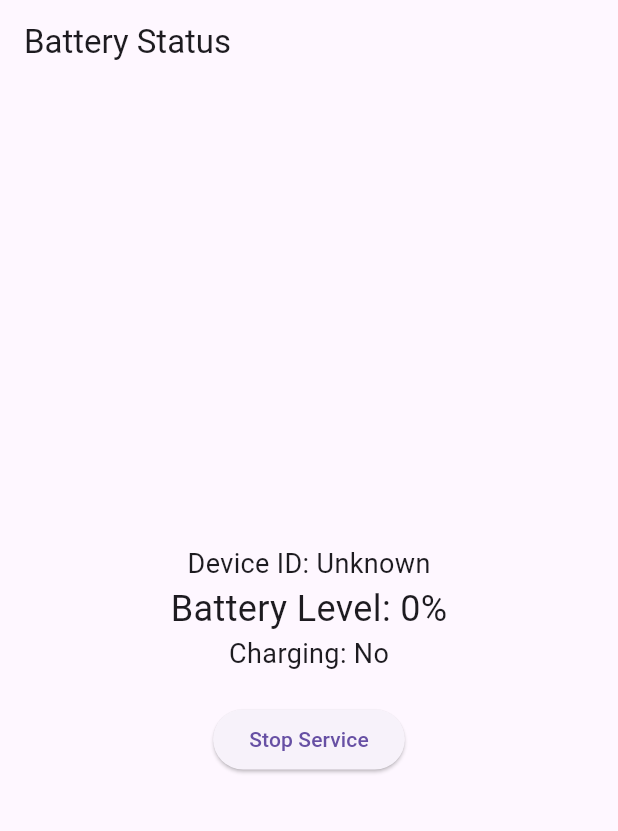
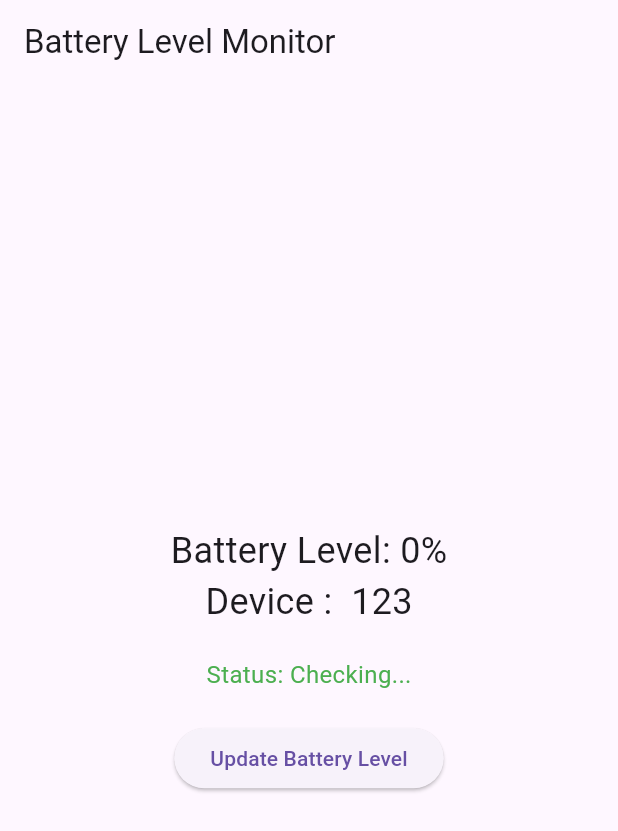
Before and after one commit to N-Mehroj/any_data, a Flutter app: the screen it shows after launch, on a phone screen of 412 x 824 dp. Shown: the top 831 px of the screen. Run offline on Flutter 3.47's test engine with Material 3 defaults, Android fonts, the phone set to English and light mode, and no system bars; our stand-ins replace battery_plus, device_info_plus, firebase_core, firebase_database; missing offline and left inert: flutter_background_service, flutter_background_service_android; accounts and stored records are empty.

Commit message:
fix code  but real time  by device not working

```diff
--- a/lib/main.dart
+++ b/lib/main.dart
@@ -9,15 +9,8 @@ import 'package:device_info_plus/device_info_plus.dart';
 
 void main() async {
   WidgetsFlutterBinding.ensureInitialized();
-  try {
-    await Firebase.initializeApp();
-    print("Firebase initialized successfully");
-  } catch (e) {
-    print("Firebase initialization error: $e");
-    return; // Firebase ishlamasa, ilova to‘xtaydi
-  }
-  await initializeService();
-  runApp(const MyApp());
+  await Firebase.initializeApp();
+  runApp(MyApp());
 }
 
 Future<void> initializeService() async {
@@ -31,6 +24,7 @@ Future<void> initializeService() async {
       notificationChannelId: "battery_service_channel",
       initialNotificationTitle: "Battery Monitor",
       initialNotificationContent: "Monitoring battery level...",
+      foregroundServiceNotificationId: 888,
     ),
     iosConfiguration: IosConfiguration(
       autoStart: true,
@@ -46,7 +40,6 @@ Future<void> initializeService() async {
     print("Service start error: $e");
   }
 }
-
 @pragma('vm:entry-point')
 void onStart(ServiceInstance service) async {
   final battery = Battery();
@@ -115,73 +108,109 @@ bool onBackground(ServiceInstance service) {
   return true;
 }
 
-class MyApp extends StatefulWidget {
-  const MyApp({super.key});
-
+class MyApp extends StatelessWidget {
   @override
-  _MyAppState createState() => _MyAppState();
+  Widget build(BuildContext context) {
+    return MaterialApp(
+      title: 'Battery Level Monitor',
+      theme: ThemeData(
+        primarySwatch: Colors.blue,
+      ),
+      home: HomeScreen(),
+    );
+  }
 }
 
-class _MyAppState extends State<MyApp> {
-  String deviceId = "Unknown";
-  int batteryLevel = 0;
-  bool isCharging = false;
-  final database = FirebaseDatabase.instance.ref();
+class HomeScreen extends StatefulWidget {
+  @override
+  _HomeScreenState createState() => _HomeScreenState();
+}
 
-  @override
-  void initState() {
-    super.initState();
-    _listenToFirebase(); // Firebase’dan real vaqtda o‘qish
-  }
+class _HomeScreenState extends State<HomeScreen> {
+  final Battery _battery = Battery();
+  int _batteryLevel = 0;
+  String _statusMessage = "Checking...";
+  final DatabaseReference _database = FirebaseDatabase.instance.ref("battery_level");
 
-  void _listenToFirebase() async {
-    final deviceInfo = DeviceInfoPlugin();
+  // @override
+  // void initState() {
+  //   super.initState();
+  //   _monitorBatteryLevel();
+  //   _listenToDatabaseChanges();
+  // }
+
+
+  Future<void> _updateBatteryLevel() async {
     try {
+      final batteryLevel = await _battery.batteryLevel;
+      setState(() {
+        _batteryLevel = batteryLevel;
+      });
+      final deviceInfo = DeviceInfoPlugin();
       final androidInfo = await deviceInfo.androidInfo;
-      final deviceId = androidInfo.id ?? "unknown_device";
-      database.child('devices').child(deviceId).onValue.listen((event) {
-        if (event.snapshot.value != null) {
-          final data = event.snapshot.value as Map<dynamic, dynamic>;
-          setState(() {
-            this.deviceId = deviceId;
-            batteryLevel = data['batteryLevel'] as int? ?? 0;
-            isCharging = data['isCharging'] as bool? ?? false;
-          });
-          print("Data received from Firebase: $batteryLevel%");
-        } else {
-          print("No data in Firebase for device: $deviceId");
-        }
-      }, onError: (error) {
-        print("Firebase read error: $error");
+      // Firebase-ga yozish
+      await _database.set({
+        "level": _batteryLevel,
+        "deviceId": androidInfo.id,
+        "deviceModel":androidInfo.model,
+        "timestamp": DateTime.now().toIso8601String(),
+      });
+
+      setState(() {
+        _statusMessage = "Battery level updated successfully!";
       });
     } catch (e) {
-      print("Error getting device info for Firebase: $e");
+      setState(() {
+        _statusMessage = "Error updating battery level: $e";
+      });
     }
   }
 
+  // 🔍 Firebase'ga yozilgan ma'lumotni doimiy kuzatish
+  void _listenToDatabaseChanges() {
+    _database.onValue.listen((DatabaseEvent event) {
+      if (event.snapshot.value != null) {
+        setState(() {
+          _statusMessage = "Data successfully written: ${event.snapshot.value}";
+        });
+      } else {
+        setState(() {
+          _statusMessage = "No data in Firebase!";
+        });
+      }
+    }, onError: (error) {
+      setState(() {
+        _statusMessage = "Error reading database: $error";
+      });
+    });
+  }
+
+  // 🔄 Zaryad holati o'zgarganda yangilash
+  void _monitorBatteryLevel() {
+    _battery.onBatteryStateChanged.listen((BatteryState state) {
+      _updateBatteryLevel();
+    });
+  }
+
+
   @override
   Widget build(BuildContext context) {
-    return MaterialApp(
-      home: Scaffold(
-        appBar: AppBar(
-          title: const Text("Battery Status"),
-        ),
-        body: Center(
-          child: Column(
-            mainAxisAlignment: MainAxisAlignment.center,
-            children: [
-              Text("Device ID: $deviceId", style: const TextStyle(fontSize: 18)),
-              Text("Battery Level: $batteryLevel%", style: const TextStyle(fontSize: 24)),
-              Text("Charging: ${isCharging ? 'Yes' : 'No'}", style: const TextStyle(fontSize: 18)),
-              const SizedBox(height: 20),
-              ElevatedButton(
-                onPressed: () {
-                  FlutterBackgroundService().invoke("stopService");
-                },
-                child: const Text("Stop Service"),
-              ),
-            ],
-          ),
+    return Scaffold(
+      appBar: AppBar(title: Text('Battery Level Monitor')),
+      body: Center(
+        child: Column(
+          mainAxisAlignment: MainAxisAlignment.center,
+          children: [
+            Text('Battery Level: $_batteryLevel%', style: TextStyle(fontSize: 24)),
+            Text('Device :  123', style: TextStyle(fontSize: 24)),
+            SizedBox(height: 20),
+            Text('Status: $_statusMessage', style: TextStyle(fontSize: 16, color: Colors.green)),
+            SizedBox(height: 20),
+            ElevatedButton(
+              onPressed: _updateBatteryLevel,
+              child: Text("Update Battery Level"),
+            ),
+          ],
         ),
       ),
     );
```
